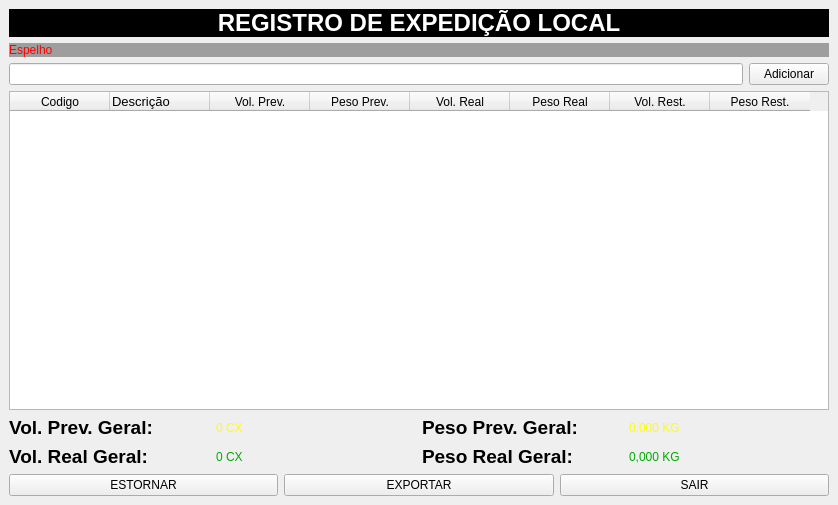
Before: the Qt Designer form gui/view/tela_leitura.ui in siqueiradias/Expedicao_local, drawn with Qt 5.
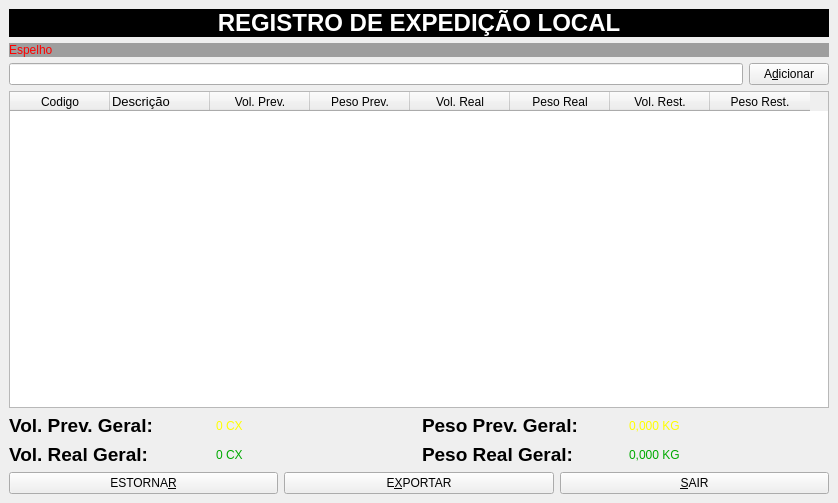
After: the same form once the commit is applied.

```diff
--- a/gui/view/tela_leitura.ui
+++ b/gui/view/tela_leitura.ui
@@ -7,7 +7,7 @@
     <x>0</x>
     <y>0</y>
     <width>838</width>
-    <height>505</height>
+    <height>503</height>
    </rect>
   </property>
   <property name="sizePolicy">
@@ -75,7 +75,7 @@
       <item>
        <widget class="QPushButton" name="btn_adicionar">
         <property name="text">
-         <string>Adicionar</string>
+         <string>A&amp;dicionar</string>
         </property>
        </widget>
       </item>
@@ -83,6 +83,15 @@
     </item>
     <item row="4" column="0">
      <widget class="QTableWidget" name="tbl_resumo">
+      <property name="frameShadow">
+       <enum>QFrame::Raised</enum>
+      </property>
+      <property name="editTriggers">
+       <set>QAbstractItemView::NoEditTriggers</set>
+      </property>
+      <property name="selectionMode">
+       <enum>QAbstractItemView::SingleSelection</enum>
+      </property>
       <column>
        <property name="text">
         <string>Codigo</string>
@@ -206,21 +215,21 @@
       <item>
        <widget class="QPushButton" name="btn_estornar">
         <property name="text">
-         <string>ESTORNAR</string>
+         <string>ESTORNA&amp;R</string>
         </property>
        </widget>
       </item>
       <item>
        <widget class="QPushButton" name="btn_exportar">
         <property name="text">
-         <string>EXPORTAR</string>
+         <string>E&amp;XPORTAR</string>
         </property>
        </widget>
       </item>
       <item>
        <widget class="QPushButton" name="btn_sair">
         <property name="text">
-         <string>SAIR</string>
+         <string>&amp;SAIR</string>
         </property>
        </widget>
       </item>
```
